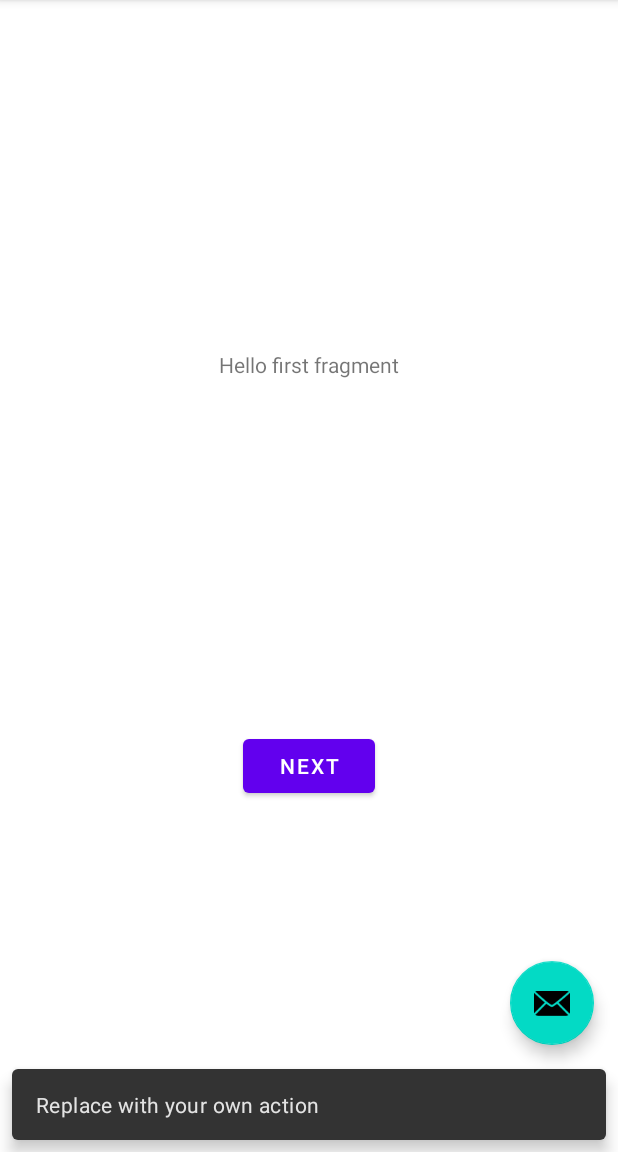
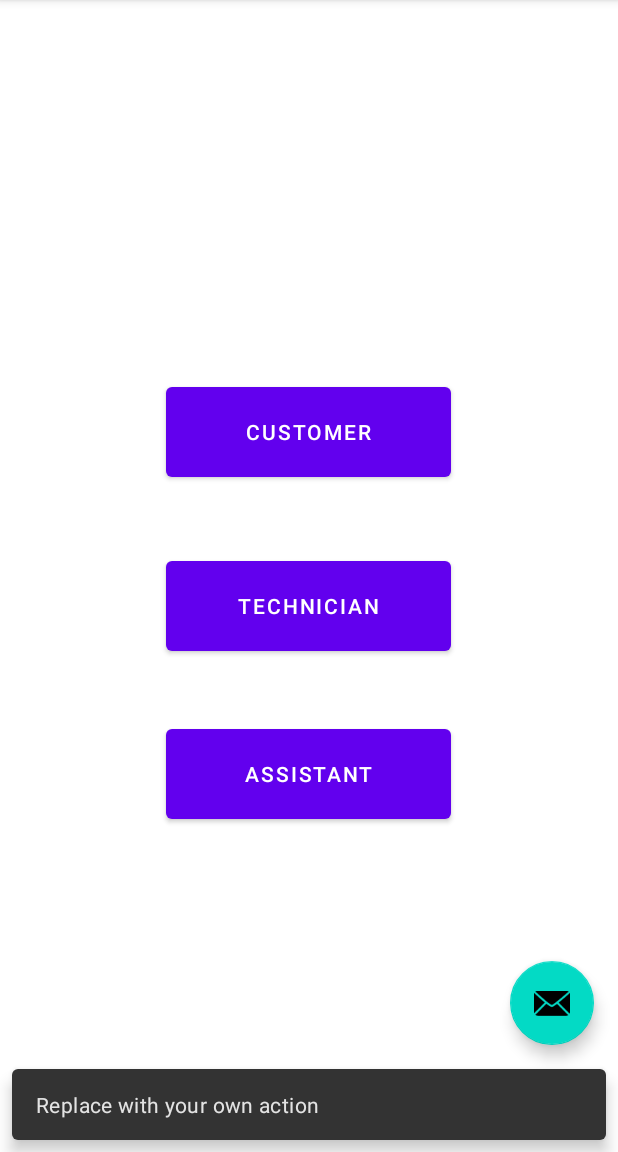
Before and after one commit to McGill-ECSE321-Winter2021/project-group-02, an Android app: the screen it shows after launch (MainActivity), after a tap on an icon or button, on a phone screen of 412 x 824 dp, the part 84-1236 px from its top. Run offline under Robolectric (Android 15) with nearby library versions, the phone set to English and light mode, and no system bars.

Commit message:
login android pages update

```diff
--- /dev/null
+++ b/android-scrs/app/src/main/java/ca/mcgill/ecse321/android_scrs/Mainpage.java
@@ -0,0 +1,50 @@
+package ca.mcgill.ecse321.android_scrs;
+
+import android.os.Bundle;
+import android.view.LayoutInflater;
+import android.view.View;
+import android.view.ViewGroup;
+
+import androidx.annotation.NonNull;
+import androidx.fragment.app.Fragment;
+import androidx.navigation.fragment.NavHostFragment;
+
+public class Mainpage extends Fragment {
+
+    @Override
+    public View onCreateView(
+            LayoutInflater inflater, ViewGroup container,
+            Bundle savedInstanceState
+    ) {
+        // Inflate the layout for this fragment
+        return inflater.inflate(R.layout.mainpage, container, false);
+    }
+
+    public void onViewCreated(@NonNull View view, Bundle savedInstanceState) {
+        super.onViewCreated(view, savedInstanceState);
+
+        view.findViewById(R.id.button_customer).setOnClickListener(new View.OnClickListener() {
+            @Override
+            public void onClick(View view) {
+                NavHostFragment.findNavController(Mainpage.this)
+                        .navigate(R.id.action_mainpage_to_login_Signup);
+            }
+        });
+
+        view.findViewById(R.id.button_technician).setOnClickListener(new View.OnClickListener() {
+            @Override
+            public void onClick(View view) {
+                NavHostFragment.findNavController(Mainpage.this)
+                        .navigate(R.id.action_mainpage_to_login);
+            }
+        });
+
+        view.findViewById(R.id.button_assistant).setOnClickListener(new View.OnClickListener() {
+            @Override
+            public void onClick(View view) {
+                NavHostFragment.findNavController(Mainpage.this)
+                        .navigate(R.id.action_mainpage_to_login);
+            }
+        });
+    }
+}
--- a/android-scrs/app/src/main/res/layout/fragment_first.xml
+++ /dev/null
@@ -1,28 +0,0 @@
-<?xml version="1.0" encoding="utf-8"?>
-<androidx.constraintlayout.widget.ConstraintLayout xmlns:android="http://schemas.android.com/apk/res/android"
-    xmlns:app="http://schemas.android.com/apk/res-auto"
-    xmlns:tools="http://schemas.android.com/tools"
-    android:layout_width="match_parent"
-    android:layout_height="match_parent"
-    tools:context=".FirstFragment">
-
-    <TextView
-        android:id="@+id/textview_first"
-        android:layout_width="wrap_content"
-        android:layout_height="wrap_content"
-        android:text="@string/hello_first_fragment"
-        app:layout_constraintBottom_toTopOf="@id/button_first"
-        app:layout_constraintEnd_toEndOf="parent"
-        app:layout_constraintStart_toStartOf="parent"
-        app:layout_constraintTop_toTopOf="parent" />
-
-    <Button
-        android:id="@+id/button_first"
-        android:layout_width="wrap_content"
-        android:layout_height="wrap_content"
-        android:text="@string/next"
-        app:layout_constraintBottom_toBottomOf="parent"
-        app:layout_constraintEnd_toEndOf="parent"
-        app:layout_constraintStart_toStartOf="parent"
-        app:layout_constraintTop_toBottomOf="@id/textview_first" />
-</androidx.constraintlayout.widget.ConstraintLayout>
--- /dev/null
+++ b/android-scrs/app/src/main/res/layout/mainpage.xml
@@ -0,0 +1,41 @@
+<?xml version="1.0" encoding="utf-8"?>
+<androidx.constraintlayout.widget.ConstraintLayout xmlns:android="http://schemas.android.com/apk/res/android"
+    xmlns:app="http://schemas.android.com/apk/res-auto"
+    xmlns:tools="http://schemas.android.com/tools"
+    android:layout_width="match_parent"
+    android:layout_height="match_parent"
+    tools:context=".FirstFragment">
+
+    <Button
+        android:id="@+id/button_customer"
+        android:layout_width="190dp"
+        android:layout_height="72dp"
+        android:layout_marginBottom="444dp"
+        android:text="Customer"
+        app:layout_constraintBottom_toBottomOf="parent"
+        app:layout_constraintEnd_toEndOf="parent"
+        app:layout_constraintHorizontal_bias="0.497"
+        app:layout_constraintStart_toStartOf="parent" />
+
+    <Button
+        android:id="@+id/button_technician"
+        android:layout_width="190dp"
+        android:layout_height="72dp"
+        android:layout_marginBottom="328dp"
+        android:text="Technician"
+        app:layout_constraintBottom_toBottomOf="parent"
+        app:layout_constraintEnd_toEndOf="parent"
+        app:layout_constraintHorizontal_bias="0.497"
+        app:layout_constraintStart_toStartOf="parent" />
+
+    <Button
+        android:id="@+id/button_assistant"
+        android:layout_width="190dp"
+        android:layout_height="72dp"
+        android:layout_marginBottom="216dp"
+        android:text="Assistant"
+        app:layout_constraintBottom_toBottomOf="parent"
+        app:layout_constraintEnd_toEndOf="parent"
+        app:layout_constraintHorizontal_bias="0.497"
+        app:layout_constraintStart_toStartOf="parent" />
+</androidx.constraintlayout.widget.ConstraintLayout>
--- a/android-scrs/app/src/main/res/navigation/nav_graph.xml
+++ b/android-scrs/app/src/main/res/navigation/nav_graph.xml
@@ -3,26 +3,53 @@
     xmlns:app="http://schemas.android.com/apk/res-auto"
     xmlns:tools="http://schemas.android.com/tools"
     android:id="@+id/nav_graph"
-    app:startDestination="@id/FirstFragment">
+    app:startDestination="@id/mainpage">
 
     <fragment
-        android:id="@+id/FirstFragment"
-        android:name="ca.mcgill.ecse321.android_scrs.FirstFragment"
-        android:label="@string/first_fragment_label"
-        tools:layout="@layout/fragment_first">
-
+        android:id="@+id/mainpage"
+        android:name="ca.mcgill.ecse321.android_scrs.Mainpage"
+        android:label="Mainpage" >
         <action
-            android:id="@+id/action_FirstFragment_to_SecondFragment"
-            app:destination="@id/SecondFragment" />
+            android:id="@+id/action_mainpage_to_login"
+            app:destination="@id/login" />
+        <action
+            android:id="@+id/action_mainpage_to_login_Signup"
+            app:destination="@id/login_Signup" />
     </fragment>
     <fragment
-        android:id="@+id/SecondFragment"
-        android:name="ca.mcgill.ecse321.android_scrs.SecondFragment"
-        android:label="@string/second_fragment_label"
-        tools:layout="@layout/fragment_second">
-
+        android:id="@+id/login"
+        android:name="ca.mcgill.ecse321.android_scrs.Login"
+        android:label="Login" >
         <action
-            android:id="@+id/action_SecondFragment_to_FirstFragment"
-            app:destination="@id/FirstFragment" />
+            android:id="@+id/action_login_to_mainpage"
+            app:destination="@id/mainpage" />
+        <action
+            android:id="@+id/action_login_to_login_Signup"
+            app:destination="@id/login_Signup" />
+    </fragment>
+    <fragment
+        android:id="@+id/login_Signup"
+        android:name="ca.mcgill.ecse321.android_scrs.Login_Signup"
+        android:label="Login_Signup" >
+        <action
+            android:id="@+id/action_login_Signup_to_mainpage"
+            app:destination="@id/mainpage" />
+        <action
+            android:id="@+id/action_login_Signup_to_login"
+            app:destination="@id/login" />
+        <action
+            android:id="@+id/action_login_Signup_to_signup"
+            app:destination="@id/signup" />
+    </fragment>
+    <fragment
+        android:id="@+id/signup"
+        android:name="ca.mcgill.ecse321.android_scrs.Signup"
+        android:label="Signup" >
+        <action
+            android:id="@+id/action_signup_to_login_Signup"
+            app:destination="@id/login_Signup" />
+        <action
+            android:id="@+id/action_signup_to_login"
+            app:destination="@id/login" />
     </fragment>
 </navigation>
```
Also changed, not shown: android-scrs/app/src/main/java/ca/mcgill/ecse321/android_scrs/Login.java (renamed from android-scrs/app/src/main/java/ca/mcgill/ecse321/android_scrs/FirstFragment.java, +13 -5 lines), android-scrs/app/src/main/java/ca/mcgill/ecse321/android_scrs/Login_Signup.java (added, +50 -0 lines), android-scrs/app/src/main/java/ca/mcgill/ecse321/android_scrs/Signup.java (renamed from android-scrs/gradle.properties, +42 -19 lines), android-scrs/app/src/main/res/layout/login.xml (added, +29 -0 lines), android-scrs/app/src/main/res/layout/login_signup.xml (added, +41 -0 lines), android-scrs/app/src/main/res/layout/signup.xml (added, +29 -0 lines).
